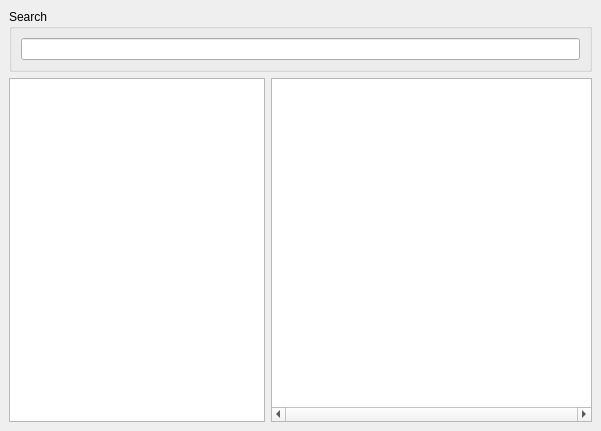
Old version of the form MainWindow.ui in the repository rpammeraal/mezzoforta.
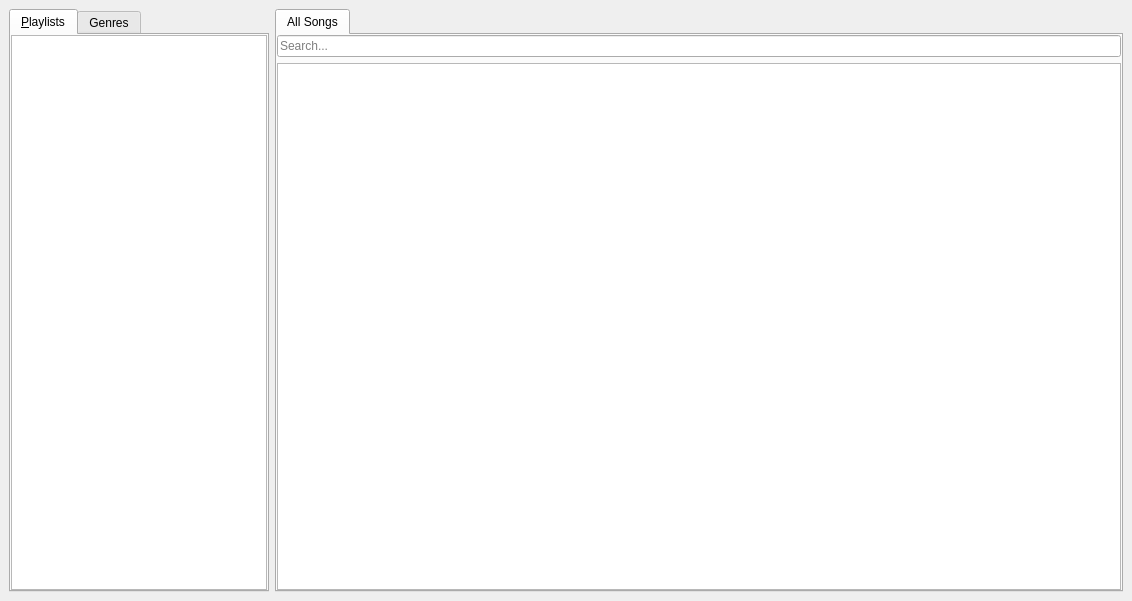
New version of the form.

Commit message: 20140411: added tags window. Playlist and tags window are tabbed, so is the main song list window.

Patch:
```diff
--- a/MainWindow.ui
+++ b/MainWindow.ui
@@ -6,8 +6,8 @@
    <rect>
     <x>0</x>
     <y>0</y>
-    <width>601</width>
-    <height>431</height>
+    <width>1132</width>
+    <height>601</height>
    </rect>
   </property>
   <property name="sizePolicy">
@@ -28,55 +28,134 @@
    </property>
    <layout class="QVBoxLayout">
     <item>
-     <widget class="QGroupBox" name="groupBox">
-      <property name="title">
-       <string>Search</string>
-      </property>
-      <layout class="QVBoxLayout">
-       <item>
-        <widget class="QLineEdit" name="searchEdit"/>
-       </item>
-      </layout>
-     </widget>
-    </item>
-    <item>
-     <layout class="QHBoxLayout" name="horizontalLayout_2">
+     <layout class="QHBoxLayout" name="horizontalLayout">
       <property name="sizeConstraint">
        <enum>QLayout::SetMaximumSize</enum>
       </property>
       <item>
-       <widget class="QTableView" name="playlistList">
+       <widget class="QTabWidget" name="playlistGenreTab">
+        <property name="enabled">
+         <bool>true</bool>
+        </property>
         <property name="sizePolicy">
          <sizepolicy hsizetype="Fixed" vsizetype="Expanding">
           <horstretch>0</horstretch>
           <verstretch>0</verstretch>
          </sizepolicy>
         </property>
-        <property name="horizontalScrollBarPolicy">
-         <enum>Qt::ScrollBarAlwaysOff</enum>
+        <property name="currentIndex">
+         <number>0</number>
         </property>
-        <property name="alternatingRowColors">
-         <bool>true</bool>
-        </property>
+        <widget class="QWidget" name="tab1">
+         <property name="accessibleName">
+          <string/>
+         </property>
+         <property name="autoFillBackground">
+          <bool>false</bool>
+         </property>
+         <attribute name="title">
+          <string>&amp;Playlists</string>
+         </attribute>
+         <layout class="QGridLayout" name="gridLayout">
+          <property name="leftMargin">
+           <number>0</number>
+          </property>
+          <property name="topMargin">
+           <number>0</number>
+          </property>
+          <property name="rightMargin">
+           <number>0</number>
+          </property>
+          <property name="bottomMargin">
+           <number>0</number>
+          </property>
+          <item row="0" column="0">
+           <widget class="QTableView" name="playlistList">
+            <property name="alternatingRowColors">
+             <bool>true</bool>
+            </property>
+            <property name="gridStyle">
+             <enum>Qt::NoPen</enum>
+            </property>
+            <attribute name="horizontalHeaderVisible">
+             <bool>false</bool>
+            </attribute>
+           </widget>
+          </item>
+         </layout>
+        </widget>
+        <widget class="QWidget" name="tab2">
+         <attribute name="title">
+          <string>Genres</string>
+         </attribute>
+         <layout class="QVBoxLayout" name="verticalLayout1">
+          <property name="leftMargin">
+           <number>0</number>
+          </property>
+          <property name="topMargin">
+           <number>0</number>
+          </property>
+          <property name="rightMargin">
+           <number>0</number>
+          </property>
+          <property name="bottomMargin">
+           <number>0</number>
+          </property>
+          <item>
+           <widget class="QListView" name="genreList">
+            <property name="horizontalScrollBarPolicy">
+             <enum>Qt::ScrollBarAlwaysOn</enum>
+            </property>
+            <property name="alternatingRowColors">
+             <bool>true</bool>
+            </property>
+            <property name="selectionMode">
+             <enum>QAbstractItemView::ExtendedSelection</enum>
+            </property>
+           </widget>
+          </item>
+         </layout>
+        </widget>
        </widget>
       </item>
       <item>
-       <widget class="QTableView" name="songList">
-        <property name="minimumSize">
-         <size>
-          <width>309</width>
-          <height>332</height>
-         </size>
-        </property>
-        <property name="horizontalScrollBarPolicy">
-         <enum>Qt::ScrollBarAlwaysOn</enum>
-        </property>
-        <property name="alternatingRowColors">
-         <bool>true</bool>
-        </property>
-        <attribute name="horizontalHeaderDefaultSectionSize">
-         <number>100</number>
-        </attribute>
+       <widget class="QTabWidget" name="songlistTab">
+        <widget class="QWidget" name="tab_3">
+         <attribute name="title">
+          <string>All Songs</string>
+         </attribute>
+         <layout class="QVBoxLayout" name="verticalLayout2">
+          <property name="leftMargin">
+           <number>0</number>
+          </property>
+          <property name="topMargin">
+           <number>0</number>
+          </property>
+          <property name="rightMargin">
+           <number>0</number>
+          </property>
+          <property name="bottomMargin">
+           <number>0</number>
+          </property>
+          <item>
+           <widget class="QLineEdit" name="searchEdit">
+            <property name="placeholderText">
+             <string>Search...</string>
+            </property>
+           </widget>
+          </item>
+          <item>
+           <widget class="QTableView" name="songList">
+            <property name="sortingEnabled">
+             <bool>true</bool>
+            </property>
+            <attribute name="horizontalHeaderDefaultSectionSize">
+             <number>276</number>
+            </attribute>
+           </widget>
+          </item>
+         </layout>
+        </widget>
        </widget>
       </item>
      </layout>
```
The commit also changes 4 other files.
